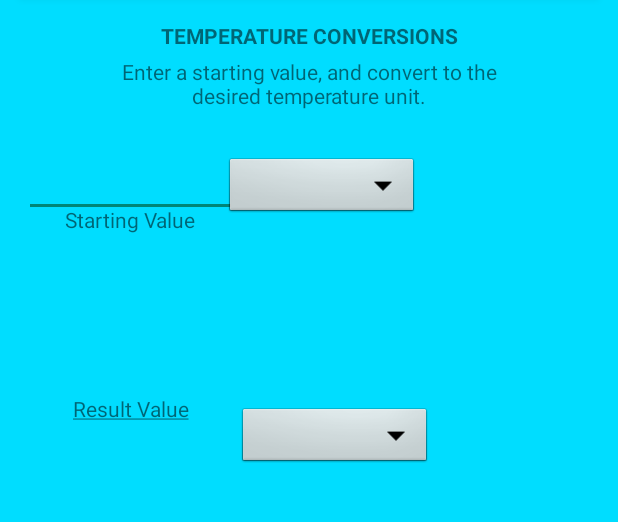
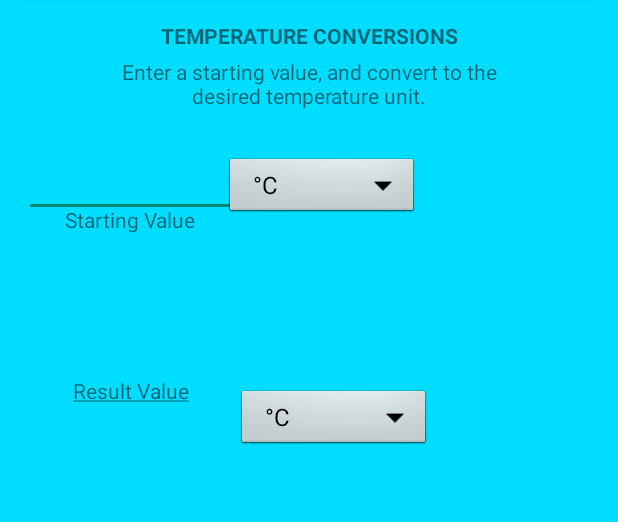
Before and after one commit to NathanielBarnett/CS449---Semester-Project, an Android app: the TempActivity screen opened directly, with no data from a screen before it, on a phone screen of 412 x 824 dp, the part 92-614 px from its top. Run offline under Robolectric (Android 15) with nearby library versions, the phone set to English and light mode, and no system bars.

Commit message:
Main activity Spinners
Refactored main activity spinners, need to implement the conversion functions between various units. Began to implement conversion buttons on MainActivity.

```diff
--- a/CS449-App/app/src/main/java/com/example/nathaniel/cs449_app/TempActivity.java
+++ b/CS449-App/app/src/main/java/com/example/nathaniel/cs449_app/TempActivity.java
@@ -40,20 +40,23 @@ public class TempActivity extends AppCompatActivity implements AdapterView.OnIte
         Intent intent = getIntent();
 
         //Setting Spinners
-        Spinner start_temp_spin = (Spinner) findViewById(R.id.starting_val_spinner);
-        Spinner result_temp_spin = (Spinner) findViewById(R.id.result_val_spinner);
+        Spinner start_temp_spin = (Spinner) findViewById(R.id.starting_temp_spinner);
+        Spinner result_temp_spin = (Spinner) findViewById(R.id.result_temp_spinner);
 
         //ArrayAdapter using string array and spinner layout
-        ArrayAdapter<CharSequence> adapter = ArrayAdapter.createFromResource(this,
+        ArrayAdapter<CharSequence> start_temp_adapter = ArrayAdapter.createFromResource(this,
+                R.array.temp_units, android.R.layout.simple_spinner_dropdown_item);
+        ArrayAdapter<CharSequence> result_temp_adapter = ArrayAdapter.createFromResource(this,
                 R.array.temp_units, android.R.layout.simple_spinner_dropdown_item);
 
         //Specifying layout
-        adapter.setDropDownViewResource(android.R.layout.simple_spinner_dropdown_item);
+        start_temp_adapter.setDropDownViewResource(android.R.layout.simple_spinner_dropdown_item);
+        result_temp_adapter.setDropDownViewResource(android.R.layout.simple_spinner_dropdown_item);
 
         //Applying Adapter
-        start_temp_spin.setAdapter(adapter);
-        result_temp_spin.setAdapter(adapter);
+        start_temp_spin.setAdapter(start_temp_adapter);
         start_temp_spin.setOnItemSelectedListener(this);
+        result_temp_spin.setAdapter(result_temp_adapter);
         result_temp_spin.setOnItemSelectedListener(this);
 
         //Setting result view
--- a/CS449-App/app/src/main/res/layout/temp_activity.xml
+++ b/CS449-App/app/src/main/res/layout/temp_activity.xml
@@ -86,14 +86,14 @@
         android:layout_width="142dp"
         android:layout_height="44dp"
         android:layout_marginLeft="16dp"
-        android:layout_marginRight="8dp"
-        android:layout_marginTop="82dp"
+        android:layout_marginTop="70dp"
         android:text="@string/result_temp_val"
         android:textAlignment="center"
-        app:layout_constraintHorizontal_bias="0.0"
         app:layout_constraintLeft_toLeftOf="parent"
+        app:layout_constraintTop_toBottomOf="@+id/starting_desc_temp"
+        android:layout_marginRight="8dp"
         app:layout_constraintRight_toRightOf="parent"
-        app:layout_constraintTop_toBottomOf="@+id/starting_desc_temp" />
+        app:layout_constraintHorizontal_bias="0.0" />
 
 
     <Spinner
@@ -101,13 +101,13 @@
         android:layout_width="129dp"
         android:layout_height="43dp"
         android:background="@android:drawable/btn_dropdown"
-        android:layout_marginTop="232dp"
+        android:layout_marginTop="220dp"
         app:layout_constraintTop_toBottomOf="@+id/temp_title_menu"
-        android:layout_marginRight="124dp"
+        android:layout_marginLeft="158dp"
+        app:layout_constraintLeft_toLeftOf="parent"
+        android:layout_marginRight="8dp"
         app:layout_constraintRight_toRightOf="parent"
-        android:layout_marginLeft="8dp"
-        app:layout_constraintLeft_toLeftOf="parent"
-        app:layout_constraintHorizontal_bias="1.0" />
+        app:layout_constraintHorizontal_bias="0.0" />
 
     <TextView
         android:id="@+id/Temp_Conversion_subheader"
--- a/CS449-App/app/src/main/res/values/array.xml
+++ b/CS449-App/app/src/main/res/values/array.xml
@@ -9,7 +9,6 @@
         <item>Pint</item>
         <item>Quart</item>
         <item>Gallon</item>
-        <item>Bacon</item>
     </string-array>
 
     <string-array name="temp_units">
```
Also changed, not shown: CS449-App/app/src/main/AndroidManifest.xml (+12 -5 lines), CS449-App/app/src/main/java/com/example/nathaniel/cs449_app/MainActivity.java (+86 -32 lines), CS449-App/app/src/main/res/layout/activity_main.xml (+34 -4 lines).
